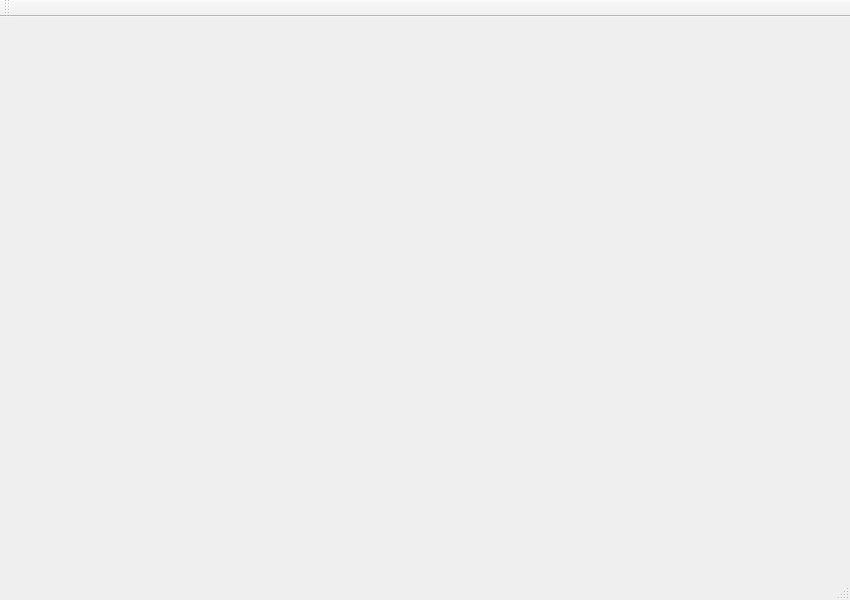
Above: Assignment 2/paradox/mainwindow.ui from archbloom/Group-Project before the change. Below: the same form after it.
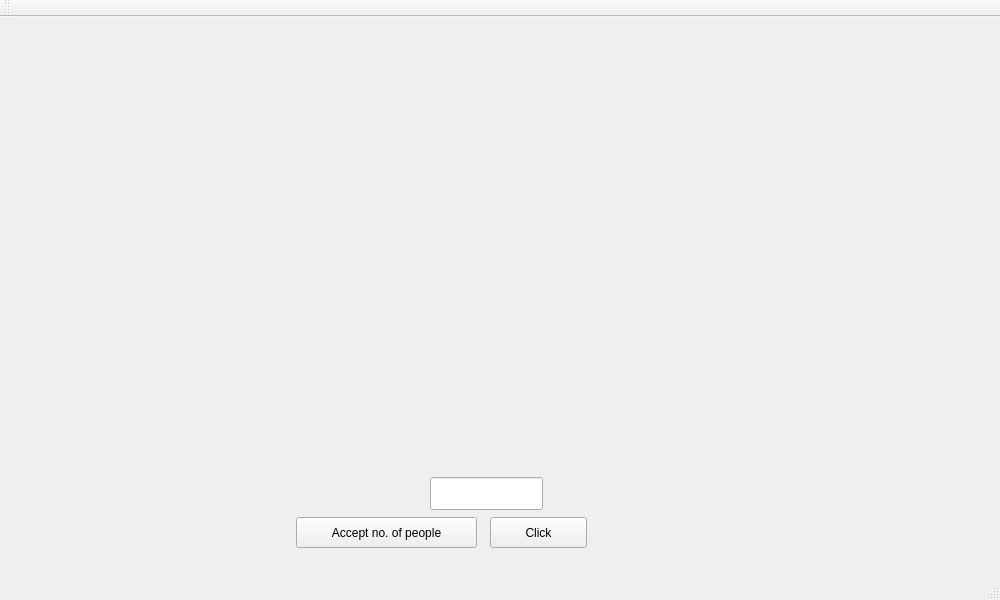
That is the form after the change.

```diff
--- a/Assignment 2/paradox/mainwindow.ui
+++ b/Assignment 2/paradox/mainwindow.ui
@@ -6,14 +6,112 @@
    <rect>
     <x>0</x>
     <y>0</y>
-    <width>850</width>
+    <width>1000</width>
     <height>600</height>
    </rect>
   </property>
+  <property name="minimumSize">
+   <size>
+    <width>1000</width>
+    <height>600</height>
+   </size>
+  </property>
+  <property name="maximumSize">
+   <size>
+    <width>1000</width>
+    <height>600</height>
+   </size>
+  </property>
   <property name="windowTitle">
    <string>MainWindow</string>
   </property>
-  <widget class="QWidget" name="centralWidget"/>
+  <widget class="QWidget" name="centralWidget">
+   <widget class="QLineEdit" name="lineEdit">
+    <property name="geometry">
+     <rect>
+      <x>430</x>
+      <y>460</y>
+      <width>113</width>
+      <height>33</height>
+     </rect>
+    </property>
+   </widget>
+   <widget class="QPushButton" name="pushButton">
+    <property name="geometry">
+     <rect>
+      <x>296</x>
+      <y>500</y>
+      <width>181</width>
+      <height>31</height>
+     </rect>
+    </property>
+    <property name="text">
+     <string>Accept no. of people</string>
+    </property>
+   </widget>
+   <widget class="QLabel" name="label">
+    <property name="geometry">
+     <rect>
+      <x>570</x>
+      <y>410</y>
+      <width>421</width>
+      <height>21</height>
+     </rect>
+    </property>
+    <property name="text">
+     <string/>
+    </property>
+   </widget>
+   <widget class="QLabel" name="label_2">
+    <property name="geometry">
+     <rect>
+      <x>570</x>
+      <y>440</y>
+      <width>421</width>
+      <height>21</height>
+     </rect>
+    </property>
+    <property name="text">
+     <string/>
+    </property>
+   </widget>
+   <widget class="QLabel" name="label_3">
+    <property name="geometry">
+     <rect>
+      <x>570</x>
+      <y>470</y>
+      <width>421</width>
+      <height>21</height>
+     </rect>
+    </property>
+    <property name="text">
+     <string/>
+    </property>
+   </widget>
+   <widget class="QPushButton" name="pushButton_2">
+    <property name="geometry">
+     <rect>
+      <x>490</x>
+      <y>500</y>
+      <width>97</width>
+      <height>31</height>
+     </rect>
+    </property>
+    <property name="text">
+     <string>Click</string>
+    </property>
+   </widget>
+  </widget>
+  <widget class="QMenuBar" name="menuBar">
+   <property name="geometry">
+    <rect>
+     <x>0</x>
+     <y>0</y>
+     <width>1000</width>
+     <height>27</height>
+    </rect>
+   </property>
+  </widget>
   <widget class="QToolBar" name="mainToolBar">
    <attribute name="toolBarArea">
     <enum>TopToolBarArea</enum>
```
